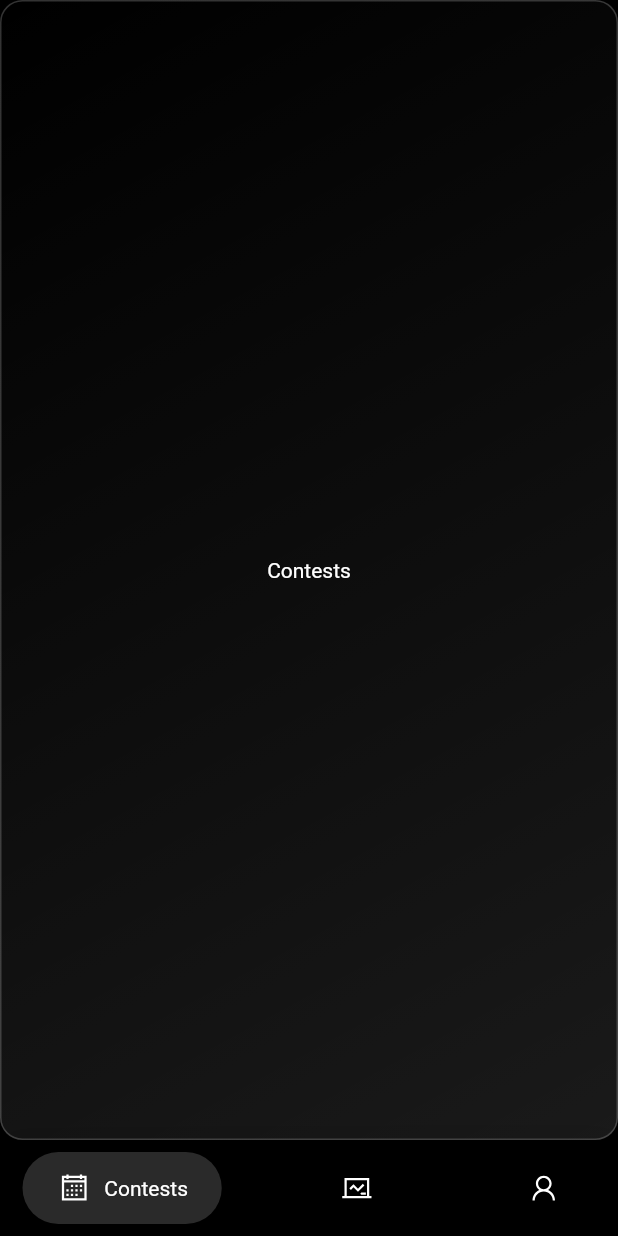
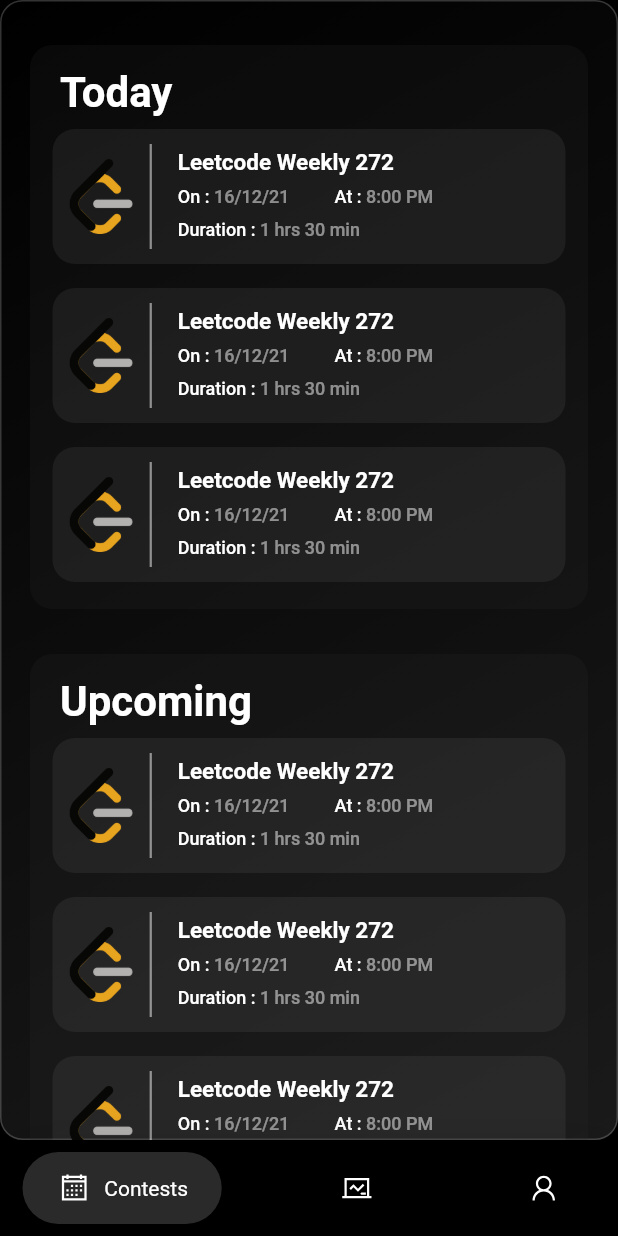
Before and after one commit to beowulf-rohan/coders_castle, a Flutter app: the screen it shows after launch, on a phone screen of 412 x 824 dp. Run offline on Flutter 3.47's test engine with Material 2 defaults, Android fonts, the light colour scheme and no system bars; drawn by our look-alikes of glassmorphism, google_nav_bar; our stand-ins replace line_icons.

Commit message:
ContestScreen UI Completed

```diff
--- a/lib/main.dart
+++ b/lib/main.dart
@@ -41,12 +41,12 @@
   double widget1Opacity = 0.0;
   @override
   void initState() {
-    Timer(Duration(seconds: 5), () {
-      Navigator.pushReplacementNamed(context, HomeScreen.id);
+    // Timer(Duration(seconds: 5), () {
+    //   Navigator.pushReplacementNamed(context, HomeScreen.id);
+    // });
+    Timer(Duration(milliseconds: 500), () {
+      Navigator.pushNamed(context, HomeScreen.id);
     });
-    // Timer(Duration(milliseconds: 500), () {
-    //   Navigator.pushNamed(context, HomeScreen.id);
-    // });
     Future.delayed(const Duration(milliseconds: 1000), () {
       setState(() {
         widget1Opacity = 1;
--- a/lib/screens/contestScreen/contestScreen.dart
+++ b/lib/screens/contestScreen/contestScreen.dart
@@ -1,4 +1,5 @@
-// ignore_for_file: file_names, prefer_const_constructors
+// ignore_for_file: prefer_const_literals_to_create_immutables, file_names, prefer_const_constructors
+import 'package:coders_castle/screens/contestScreen/reusable.dart';
 import 'package:coders_castle/widgets/resuable.dart';
 import 'package:flutter/material.dart';
 
@@ -13,10 +14,91 @@
   @override
   Widget build(BuildContext context) {
     return GlassBackground(
-      childWidget: Center(
-        child: Text(
-          'Contests',
-          style: TextStyle(color: Colors.white),
+      childWidget: Container(
+        margin: EdgeInsets.symmetric(horizontal: 20),
+        child: ListView(
+          children: [
+            Container(
+              margin: EdgeInsets.only(top: 30),
+              // height: 400,
+              decoration: BoxDecoration(
+                color: Color(0xff2a2a2a).withOpacity(0.2),
+                borderRadius: BorderRadius.circular(15),
+              ),
+              child: Column(
+                crossAxisAlignment: CrossAxisAlignment.start,
+                children: [
+                  HeadingText(text: "Today"),
+                  ContestCard(
+                    path: 'images/leetcode.png',
+                    contestName: 'Leetcode Weekly 272',
+                    date: '16/12/21',
+                    time: '8:00 PM',
+                    duration: '1 hrs 30 min',
+                  ),
+                  ContestCard(
+                    path: 'images/leetcode.png',
+                    contestName: 'Leetcode Weekly 272',
+                    date: '16/12/21',
+                    time: '8:00 PM',
+                    duration: '1 hrs 30 min',
+                  ),
+                  ContestCard(
+                    path: 'images/leetcode.png',
+                    contestName: 'Leetcode Weekly 272',
+                    date: '16/12/21',
+                    time: '8:00 PM',
+                    duration: '1 hrs 30 min',
+                  ),
+                  SizedBox(height: 10)
+                ],
+              ),
+            ),
+            Container(
+              margin: EdgeInsets.only(top: 30),
+              // height: 400,
+              decoration: BoxDecoration(
+                color: Color(0xff2a2a2a).withOpacity(0.2),
+                borderRadius: BorderRadius.circular(15),
+              ),
+              child: Column(
+                crossAxisAlignment: CrossAxisAlignment.start,
+                children: [
+                  HeadingText(text: "Upcoming"),
+                  ContestCard(
+                    path: 'images/leetcode.png',
+                    contestName: 'Leetcode Weekly 272',
+                    date: '16/12/21',
+                    time: '8:00 PM',
+                    duration: '1 hrs 30 min',
+                  ),
+                  ContestCard(
+                    path: 'images/leetcode.png',
+                    contestName: 'Leetcode Weekly 272',
+                    date: '16/12/21',
+                    time: '8:00 PM',
+                    duration: '1 hrs 30 min',
+                  ),
+                  ContestCard(
+                    path: 'images/leetcode.png',
+                    contestName: 'Leetcode Weekly 272',
+                    date: '16/12/21',
+                    time: '8:00 PM',
+                    duration: '1 hrs 30 min',
+                  ),
+                  ContestCard(
+                    path: 'images/leetcode.png',
+                    contestName: 'Leetcode Weekly 272',
+                    date: '16/12/21',
+                    time: '8:00 PM',
+                    duration: '1 hrs 30 min',
+                  ),
+                  SizedBox(height: 10)
+                ],
+              ),
+            ),
+            SizedBox(height: 30, width: double.infinity)
+          ],
         ),
       ),
     );
--- /dev/null
+++ b/lib/screens/contestScreen/reusable.dart
@@ -0,0 +1,158 @@
+// ignore_for_file: prefer_const_constructors
+import 'package:coders_castle/widgets/resuable.dart';
+import 'package:flutter/material.dart';
+
+class ContestContainer extends StatefulWidget {
+  const ContestContainer({Key key, @required this.childWidget})
+      : super(key: key);
+  final Widget childWidget;
+
+  @override
+  _ContestContainerState createState() => _ContestContainerState();
+}
+
+class _ContestContainerState extends State<ContestContainer> {
+  @override
+  Widget build(BuildContext context) {
+    return Container(
+      margin: EdgeInsets.only(top: 30),
+      height: 400,
+      decoration: BoxDecoration(
+          color: Color(0xff2a2a2a).withOpacity(0.5),
+          borderRadius: BorderRadius.circular(15)),
+      child: widget.childWidget,
+    );
+  }
+}
+
+class HeadingText extends StatelessWidget {
+  const HeadingText({Key key, @required this.text}) : super(key: key);
+  final String text;
+  @override
+  Widget build(BuildContext context) {
+    return Padding(
+      padding: const EdgeInsets.only(top: 15, left: 20),
+      child: Text(
+        text,
+        style: TextStyle(
+          color: Colors.white,
+          fontSize: 28,
+          fontWeight: FontWeight.w600,
+        ),
+      ),
+    );
+  }
+}
+
+class ContestCard extends StatelessWidget {
+  const ContestCard(
+      {Key key,
+      @required this.path,
+      @required this.contestName,
+      @required this.date,
+      @required this.time,
+      @required this.duration})
+      : super(key: key);
+  final String path, contestName, date, time, duration;
+  @override
+  Widget build(BuildContext context) {
+    return Padding(
+      padding: const EdgeInsets.symmetric(vertical: 8, horizontal: 15),
+      child: Container(
+        height: 90,
+        decoration: BoxDecoration(
+          color: Colors.grey.withOpacity(0.1),
+          borderRadius: BorderRadius.circular(15),
+        ),
+        child: Row(
+          children: [
+            Padding(
+              padding: const EdgeInsets.only(left: 7.5, top: 3, bottom: 3),
+              child: SizedBox(
+                height: 70,
+                width: 50,
+                child: Image.asset(path),
+              ),
+            ),
+            VerticalDivider(
+              indent: 10,
+              endIndent: 10,
+              color: Colors.white.withOpacity(0.5),
+              thickness: 1.5,
+            ),
+            Padding(
+              padding: const EdgeInsets.symmetric(vertical: 3, horizontal: 10),
+              child: Column(
+                crossAxisAlignment: CrossAxisAlignment.start,
+                children: [
+                  SizedBox(height: 10),
+                  Text(
+                    contestName,
+                    style: TextStyle(
+                      color: Colors.white,
+                      fontSize: 15,
+                      fontWeight: FontWeight.w700,
+                    ),
+                  ),
+                  SizedBox(height: 7.5),
+                  Row(
+                    children: [
+                      Text(
+                        'On : ',
+                        style: TextStyle(
+                            fontSize: 12,
+                            fontWeight: FontWeight.w500,
+                            color: Colors.white),
+                      ),
+                      Text(
+                        date,
+                        style: TextStyle(
+                            fontSize: 12,
+                            fontWeight: FontWeight.w500,
+                            color: Colors.white.withOpacity(0.5)),
+                      ),
+                      SizedBox(width: 30),
+                      Text(
+                        'At : ',
+                        style: TextStyle(
+                            fontSize: 12,
+                            fontWeight: FontWeight.w500,
+                            color: Colors.white),
+                      ),
+                      Text(
+                        time,
+                        style: TextStyle(
+                            fontSize: 12,
+                            fontWeight: FontWeight.w500,
+                            color: Colors.white.withOpacity(0.5)),
+                      )
+                    ],
+                  ),
+                  SizedBox(height: 7.5),
+                  Row(
+                    children: [
+                      Text(
+                        'Duration : ',
+                        style: TextStyle(
+                            fontSize: 12,
+                            fontWeight: FontWeight.w500,
+                            color: Colors.white),
+                      ),
+                      Text(
+                        duration,
+                        style: TextStyle(
+                            fontSize: 12,
+                            fontWeight: FontWeight.w500,
+                            color: Colors.white.withOpacity(0.5)),
+                      ),
+                    ],
+                  ),
+                ],
+              ),
+            ),
+          ],
+        ),
+      ),
+    );
+  }
+}
--- a/lib/screens/homeScreen.dart
+++ b/lib/screens/homeScreen.dart
@@ -37,7 +37,6 @@
               )
             ],
           ),
-          child: SafeArea(
           child: Padding(
             padding:
                 const EdgeInsets.symmetric(horizontal: 15.0, vertical: 8),
@@ -48,7 +47,7 @@
               // backgroundColor: Colors.white, // activeColor: Colors.black,
               iconSize: 24,
               padding: EdgeInsets.symmetric(horizontal: 22.5, vertical: 12),
-                duration: Duration(milliseconds: 400),
+              duration: Duration(milliseconds: 500),
               tabBackgroundColor: Color(0xff2a2a2a),
               color: Colors.white,
               tabs: const [
@@ -87,7 +86,6 @@
           ),
         ),
       ),
-      ),
     );
   }
 }
--- a/pubspec.yaml
+++ b/pubspec.yaml
@@ -27,4 +27,4 @@
   uses-material-design: true
 
   assets:
-    - images/logo.png
+    - images/
```
Also changed, not shown: images/leetcode.png (added). Lines whose indentation alone changed are shown as unchanged.
